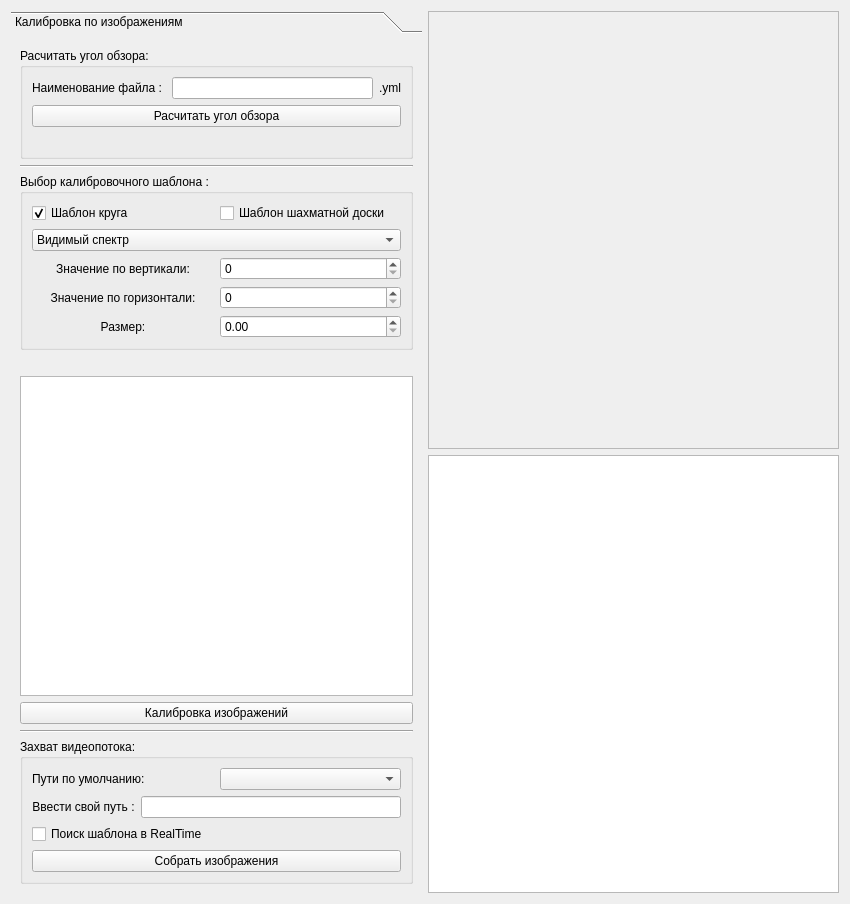
Qt form GUI/CalibrationExecutor.ui (L0rd1k/VisualKIT) before a commit.
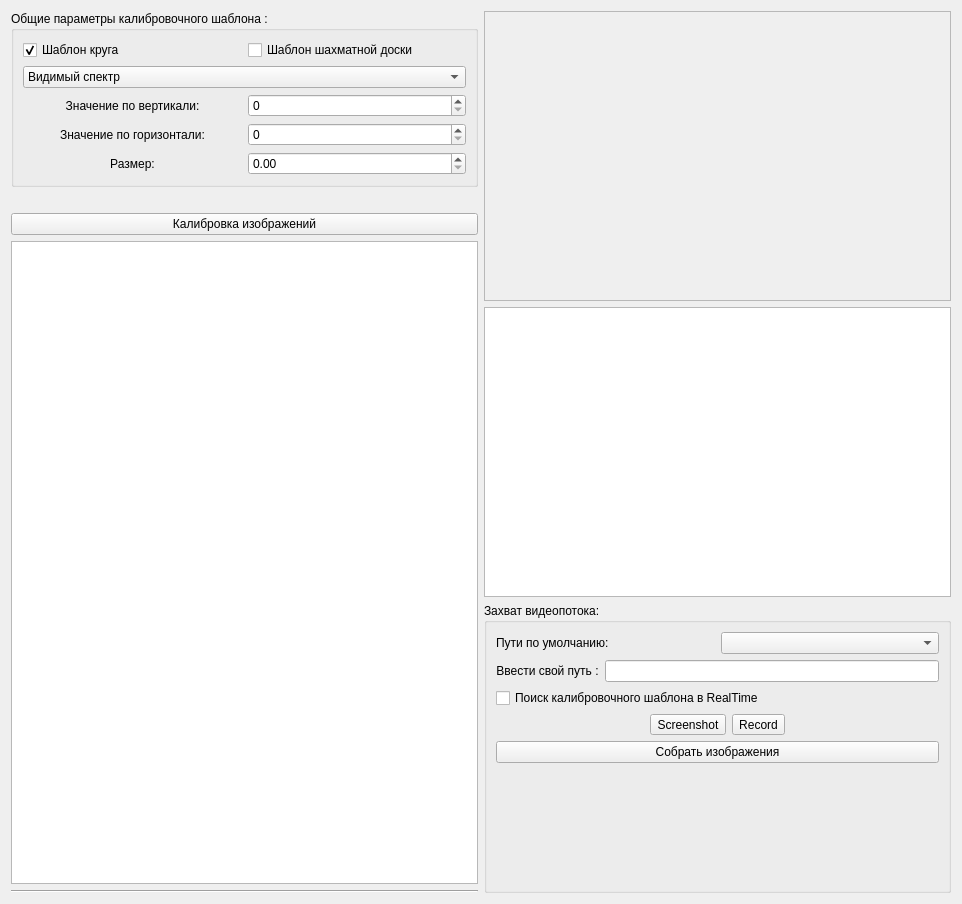
The same form after that commit.

The edit to the form file:
```diff
--- a/GUI/CalibrationExecutor.ui
+++ b/GUI/CalibrationExecutor.ui
@@ -6,7 +6,7 @@
    <rect>
     <x>0</x>
     <y>0</y>
-    <width>850</width>
+    <width>962</width>
     <height>904</height>
    </rect>
   </property>
@@ -27,119 +27,11 @@
   </property>
   <layout class="QHBoxLayout" name="horizontalLayout">
    <item>
-    <widget class="QToolBox" name="toolBox">
-     <property name="minimumSize">
-      <size>
-       <width>0</width>
-       <height>0</height>
-      </size>
-     </property>
-     <property name="currentIndex">
-      <number>0</number>
-     </property>
-     <widget class="QWidget" name="page_CalculateCalibration">
-      <property name="geometry">
-       <rect>
-        <x>0</x>
-        <y>0</y>
-        <width>413</width>
-        <height>855</height>
-       </rect>
-      </property>
-      <attribute name="label">
-       <string>Калибровка по изображениям</string>
-      </attribute>
-      <layout class="QVBoxLayout" name="verticalLayout_4">
+    <layout class="QVBoxLayout" name="verticalLayout_CalculateCalibration">
        <item>
-        <layout class="QVBoxLayout" name="verticalLayout_3">
-         <item>
-          <widget class="QGroupBox" name="groupBox_3">
-           <property name="sizePolicy">
-            <sizepolicy hsizetype="Preferred" vsizetype="Preferred">
-             <horstretch>0</horstretch>
-             <verstretch>0</verstretch>
-            </sizepolicy>
-           </property>
-           <property name="font">
-            <font>
-             <weight>50</weight>
-             <italic>false</italic>
-             <bold>false</bold>
-             <underline>false</underline>
-             <strikeout>false</strikeout>
-            </font>
-           </property>
-           <property name="focusPolicy">
-            <enum>Qt::NoFocus</enum>
-           </property>
-           <property name="contextMenuPolicy">
-            <enum>Qt::NoContextMenu</enum>
-           </property>
-           <property name="acceptDrops">
-            <bool>false</bool>
-           </property>
-           <property name="autoFillBackground">
-            <bool>false</bool>
-           </property>
+      <widget class="QGroupBox" name="groupBox_CalibrationPattern">
            <property name="title">
-            <string>Расчитать угол обзора:</string>
-           </property>
-           <property name="checkable">
-            <bool>false</bool>
-           </property>
-           <layout class="QVBoxLayout" name="verticalLayout">
-            <item>
-             <layout class="QHBoxLayout" name="horizontalLayout_2">
-              <item>
-               <widget class="QLabel" name="label_FIndFile">
-                <property name="text">
-                 <string>Наименование файла : </string>
-                </property>
-               </widget>
-              </item>
-              <item>
-               <widget class="QLineEdit" name="lineEdit_IntrinsicsFileName"/>
-              </item>
-              <item>
-               <widget class="QLabel" name="label_YML">
-                <property name="text">
-                 <string>.yml</string>
-                </property>
-               </widget>
-              </item>
-             </layout>
-            </item>
-            <item>
-             <widget class="QPushButton" name="btn_calculateFOVClicked">
-              <property name="text">
-               <string>Расчитать угол обзора</string>
-              </property>
-             </widget>
-            </item>
-            <item>
-             <widget class="QLabel" name="label_FOV">
-              <property name="text">
-               <string/>
-              </property>
-              <property name="alignment">
-               <set>Qt::AlignCenter</set>
-              </property>
-             </widget>
-            </item>
-           </layout>
-          </widget>
-         </item>
-         <item>
-          <widget class="Line" name="line_2">
-           <property name="orientation">
-            <enum>Qt::Horizontal</enum>
-           </property>
-          </widget>
-         </item>
-         <item>
-          <widget class="QGroupBox" name="groupBox">
-           <property name="title">
-            <string>Выбор калибровочного шаблона :</string>
+        <string>Общие параметры калибровочного шаблона :</string>
            </property>
            <layout class="QVBoxLayout" name="verticalLayout_5">
             <item>
@@ -250,9 +142,6 @@
            </property>
           </widget>
          </item>
-         <item>
-          <widget class="QListWidget" name="listWidget"/>
-         </item>
          <item>
           <widget class="QPushButton" name="btn_calculateCalibrationClicked">
            <property name="text">
@@ -260,6 +149,9 @@
            </property>
           </widget>
          </item>
+     <item>
+      <widget class="QListWidget" name="listWidget"/>
+     </item>
          <item>
           <widget class="Line" name="line">
            <property name="orientation">
@@ -267,8 +159,43 @@
            </property>
           </widget>
          </item>
+    </layout>
+   </item>
          <item>
-          <widget class="QGroupBox" name="groupBox_2">
+    <layout class="QVBoxLayout" name="verticalLayout_VideoVisualization">
+     <item>
+      <widget class="QScrollArea" name="scrollArea">
+       <property name="minimumSize">
+        <size>
+         <width>0</width>
+         <height>0</height>
+        </size>
+       </property>
+       <property name="widgetResizable">
+        <bool>true</bool>
+       </property>
+       <widget class="QWidget" name="scrollAreaWidgetContents">
+        <property name="geometry">
+         <rect>
+          <x>0</x>
+          <y>0</y>
+          <width>465</width>
+          <height>286</height>
+         </rect>
+        </property>
+        <layout class="QHBoxLayout" name="horizontalLayout_11">
+         <item>
+          <layout class="QVBoxLayout" name="verticalLayout_Cameras"/>
+         </item>
+        </layout>
+       </widget>
+      </widget>
+     </item>
+     <item>
+      <widget class="QTableWidget" name="tableWidget"/>
+     </item>
+     <item>
+      <widget class="QGroupBox" name="groupBox_VideoCapture">
            <property name="title">
             <string>Захват видеопотока:</string>
            </property>
@@ -317,10 +244,54 @@
             <item>
              <widget class="QCheckBox" name="checkBox_RealTime">
               <property name="text">
-               <string>Поиск шаблона в RealTime</string>
+           <string>Поиск калибровочного шаблона в RealTime</string>
               </property>
              </widget>
             </item>
+        <item>
+         <layout class="QHBoxLayout" name="horizontalLayout_10">
+          <item>
+           <spacer name="horizontalSpacer">
+            <property name="orientation">
+             <enum>Qt::Horizontal</enum>
+            </property>
+            <property name="sizeHint" stdset="0">
+             <size>
+              <width>40</width>
+              <height>20</height>
+             </size>
+            </property>
+           </spacer>
+          </item>
+          <item>
+           <widget class="QToolButton" name="toolButton_ScreenShot">
+            <property name="text">
+             <string>Screenshot</string>
+            </property>
+           </widget>
+          </item>
+          <item>
+           <widget class="QToolButton" name="toolButton_VideoRecord">
+            <property name="text">
+             <string>Record</string>
+            </property>
+           </widget>
+          </item>
+          <item>
+           <spacer name="horizontalSpacer_2">
+            <property name="orientation">
+             <enum>Qt::Horizontal</enum>
+            </property>
+            <property name="sizeHint" stdset="0">
+             <size>
+              <width>40</width>
+              <height>20</height>
+             </size>
+            </property>
+           </spacer>
+          </item>
+         </layout>
+        </item>
             <item>
              <widget class="QPushButton" name="btn_startStreaming">
               <property name="text">
@@ -328,51 +299,24 @@
               </property>
              </widget>
             </item>
-           </layout>
-          </widget>
-         </item>
-        </layout>
-       </item>
-      </layout>
-     </widget>
-    </widget>
-   </item>
    <item>
-    <layout class="QVBoxLayout" name="verticalLayout_7">
-     <item>
-      <widget class="QScrollArea" name="scrollArea">
-       <property name="minimumSize">
+         <spacer name="verticalSpacer_3">
+          <property name="orientation">
+           <enum>Qt::Vertical</enum>
+          </property>
+          <property name="sizeHint" stdset="0">
         <size>
-         <width>0</width>
-         <height>0</height>
-        </size>
-       </property>
-       <property name="widgetResizable">
-        <bool>true</bool>
-       </property>
-       <widget class="QWidget" name="scrollAreaWidgetContents">
-        <property name="geometry">
-         <rect>
-          <x>0</x>
-          <y>0</y>
-          <width>409</width>
-          <height>437</height>
-         </rect>
-        </property>
-        <layout class="QVBoxLayout" name="verticalLayout_2">
-         <item>
-          <layout class="QVBoxLayout" name="verticalLayout_Cameras"/>
+            <width>20</width>
+            <height>40</height>
+           </size>
+          </property>
+         </spacer>
          </item>
         </layout>
        </widget>
-      </widget>
      </item>
      <item>
-      <layout class="QVBoxLayout" name="verticalLayout_9">
-       <item>
-        <widget class="QListView" name="listView"/>
-       </item>
-      </layout>
+      <layout class="QVBoxLayout" name="verticalLayout_9"/>
      </item>
     </layout>
    </item>
```
Lines whose indentation alone changed are shown as unchanged.
